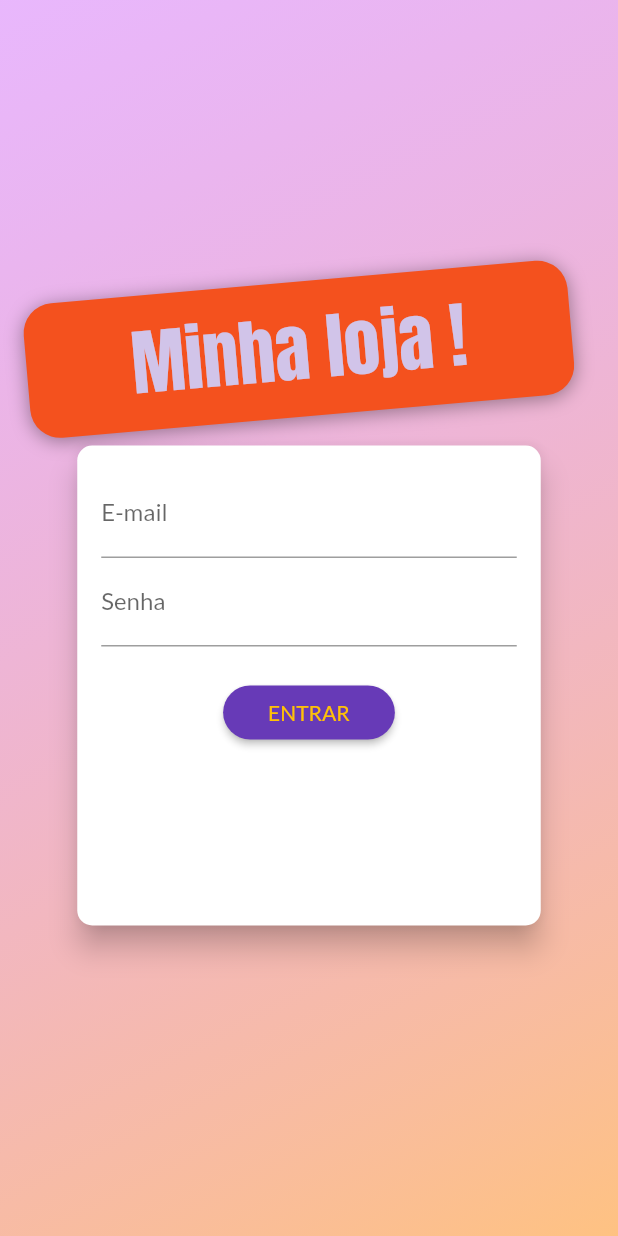
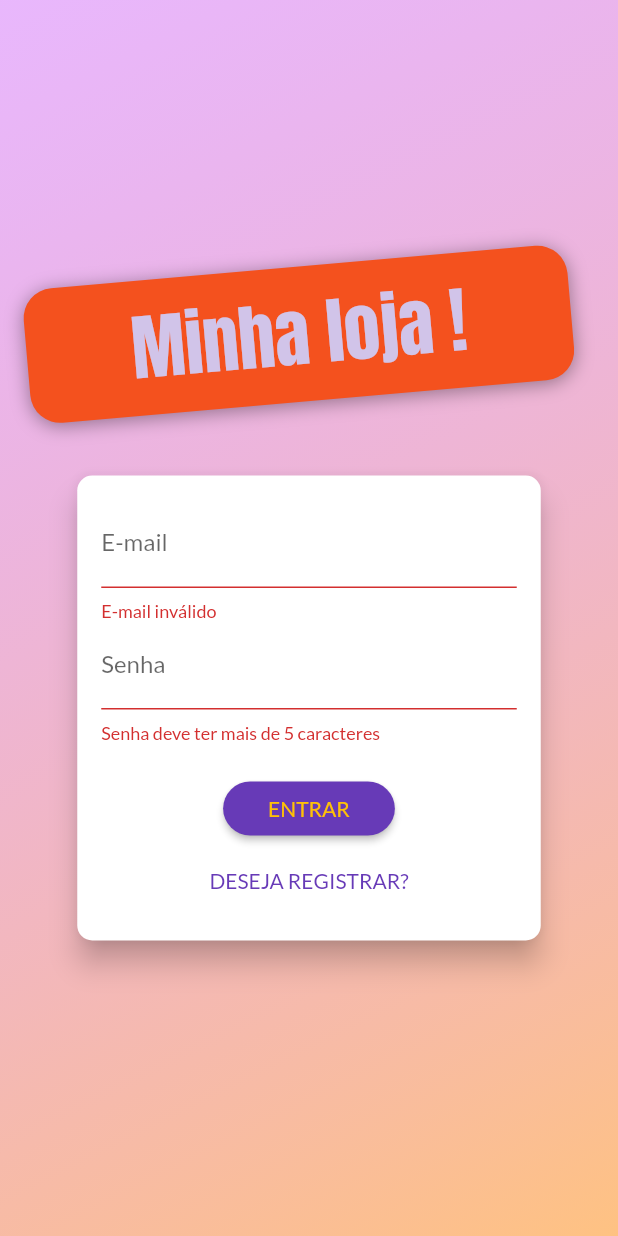
Before and after one commit to jady-sm-godoi/flutter_third_project, a Flutter app: the screen it shows after launch, after a tap on "ENTRAR", on a phone screen of 412 x 824 dp. Run offline on Flutter 3.47's test engine with Material 2 defaults, Android fonts, the phone set to English and light mode, and no system bars.

Commit message:
switchAuthMode to submit

```diff
--- a/lib/components/auth_form.dart
+++ b/lib/components/auth_form.dart
@@ -10,26 +10,62 @@ class AuthForm extends StatefulWidget {
 }
 
 class _AuthFormState extends State<AuthForm> {
-  final _authMode = AuthMode.Login;
-  void _submit() {}
+  final _passwordController = TextEditingController();
+  final _formKey = GlobalKey<FormState>();
+  bool _isLoading = false;
+
+  final Map<String, String> _authData = {
+    'email': '',
+    'password': '',
+  };
+
+  AuthMode _authMode = AuthMode.Login;
+  bool _isLogin() => _authMode == AuthMode.Login;
+  bool _isSignup() => _authMode == AuthMode.Signup;
+
+  void _switchAuthMode() {
+    setState(() {
+      if (_isLogin()) {
+        _authMode = AuthMode.Signup;
+      } else {
+        _authMode = AuthMode.Login;
+      }
+    });
+  }
+
+  void _submit() {
+    final _isValid = _formKey.currentState?.validate() ?? false;
+
+    if (!_isValid) {
+      return;
+    }
+
+    setState(() => _isLoading = true);
+
+    _formKey.currentState?.save();
+
+    if (_isLogin()) {
+      //Login
+    } else {
+      //Cadastrar
+    }
+
+    setState(() => _isLoading = false);
+  }
 
   @override
   Widget build(BuildContext context) {
-    final _passwordController = TextEditingController();
     final _deviceSize = MediaQuery.of(context).size;
-    Map<String, String> _authData = {
-      'email': '',
-      'password': '',
-    };
 
     return Card(
       elevation: 8,
       shape: RoundedRectangleBorder(borderRadius: BorderRadius.circular(10)),
       child: Container(
-        height: 320,
+        height: _isLogin() ? 310 : 400,
         width: _deviceSize.width * 0.75,
         padding: const EdgeInsets.all(16),
         child: Form(
+            key: _formKey,
             child: Column(
               children: [
                 TextFormField(
@@ -58,12 +94,13 @@ class _AuthFormState extends State<AuthForm> {
                     return null;
                   },
                 ),
-            if (_authMode == AuthMode.Signup)
+                if (_isSignup())
                   TextFormField(
-                decoration: const InputDecoration(labelText: 'Confirmar Senha'),
+                    decoration:
+                        const InputDecoration(labelText: 'Confirmar Senha'),
                     keyboardType: TextInputType.visiblePassword,
                     obscureText: true,
-                validator: _authMode == AuthMode.Login
+                    validator: _isLogin()
                         ? null
                         : (_password) {
                             final password = _password ?? '';
@@ -76,9 +113,11 @@ class _AuthFormState extends State<AuthForm> {
                 const SizedBox(
                   height: 20,
                 ),
-            ElevatedButton(
+                _isLoading
+                    ? const CircularProgressIndicator()
+                    : ElevatedButton(
                         onPressed: _submit,
-              child: Text(_authMode == AuthMode.Login ? 'ENTRAR' : 'REGISTRAR'),
+                        child: Text(_isLogin() ? 'ENTRAR' : 'REGISTRAR'),
                         style: ElevatedButton.styleFrom(
                             shape: RoundedRectangleBorder(
                               borderRadius: BorderRadius.circular(30),
@@ -88,6 +127,12 @@ class _AuthFormState extends State<AuthForm> {
                               horizontal: 30,
                             )),
                       ),
+                const Spacer(),
+                TextButton(
+                  onPressed: _switchAuthMode,
+                  child: Text(
+                      _isLogin() ? 'DESEJA REGISTRAR?' : 'JÁ POSSUI CONTA?'),
+                )
               ],
             )),
       ),
--- a/lib/pages/auth_page.dart
+++ b/lib/pages/auth_page.dart
@@ -22,13 +22,14 @@ class AuthPage extends StatelessWidget {
             end: Alignment.bottomRight,
           )),
         ),
-        Container(
+        SizedBox(
           width: double.infinity,
           child: Column(
             mainAxisAlignment: MainAxisAlignment.center,
             crossAxisAlignment: CrossAxisAlignment.center,
             children: [
               Container(
+                margin: const EdgeInsets.only(bottom: 30),
                 padding: const EdgeInsets.symmetric(
                   vertical: 10,
                   horizontal: 70,
```
Lines whose indentation alone changed are shown as unchanged.
